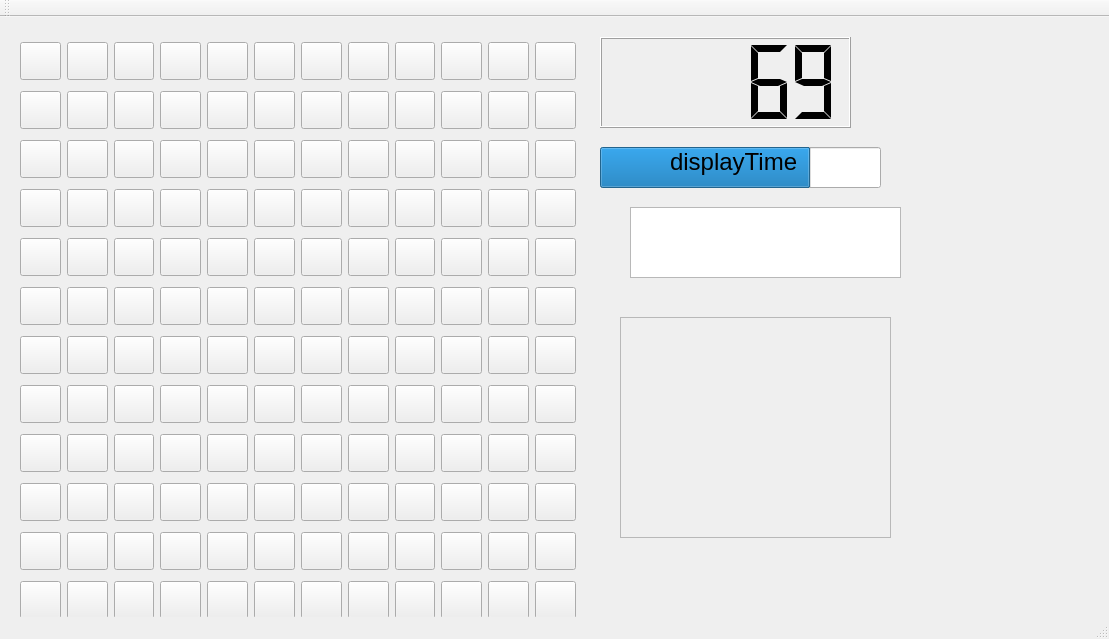
Before: the Qt Designer form QtDHBWscapes.ui in bernndd/QtDHBWscapes, drawn with Qt 5.
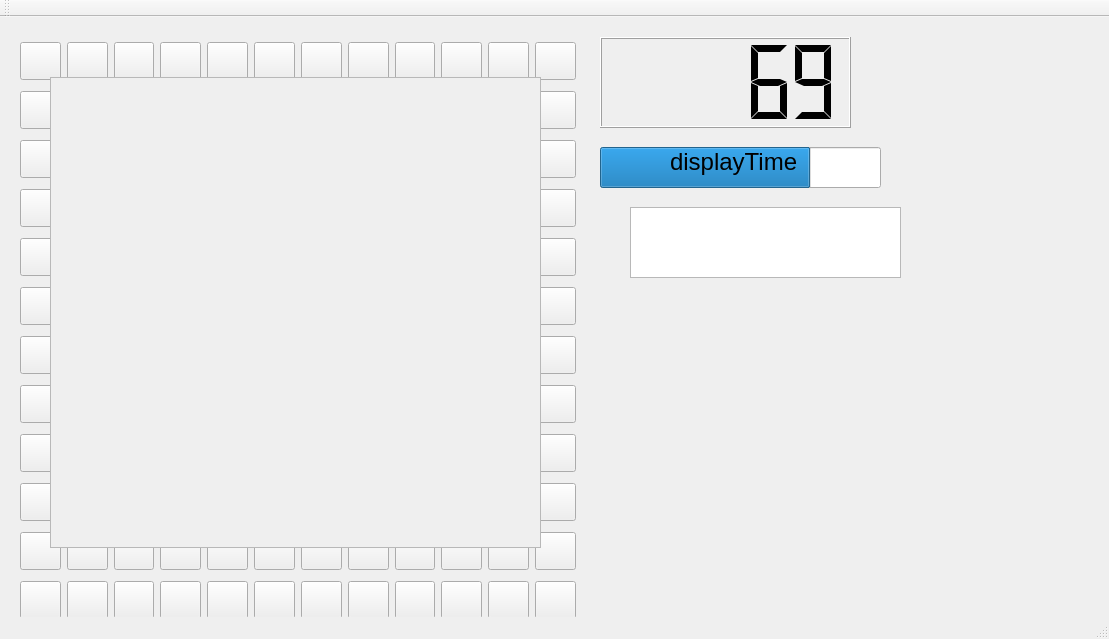
After: the same form once the commit is applied.

Commit message: times up visible gemacht und in der mitte anzeigen

What changed in the file:
```diff
--- a/QtDHBWscapes.ui
+++ b/QtDHBWscapes.ui
@@ -1146,10 +1146,10 @@
     </property>
     <property name="geometry">
      <rect>
-      <x>620</x>
-      <y>300</y>
-      <width>271</width>
-      <height>221</height>
+      <x>50</x>
+      <y>60</y>
+      <width>491</width>
+      <height>471</height>
      </rect>
     </property>
     <property name="styleSheet">
```
Left out of the diff: 1006 changed lines with no effect on the pictures. The commit also changes 1 other file.
